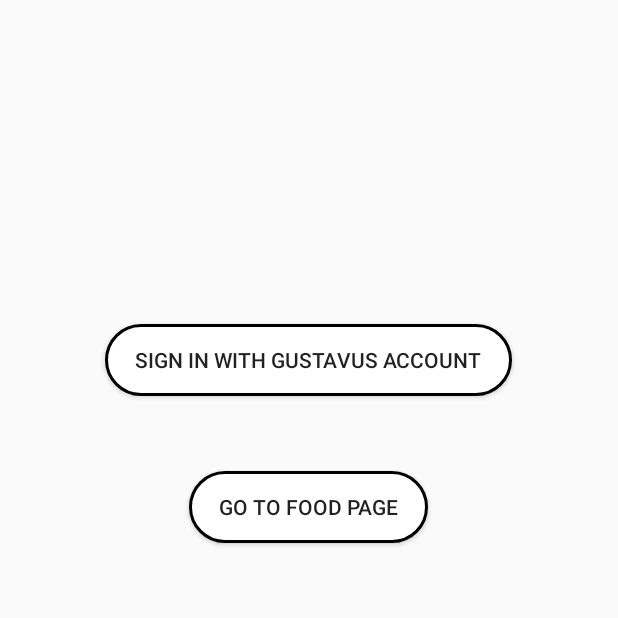
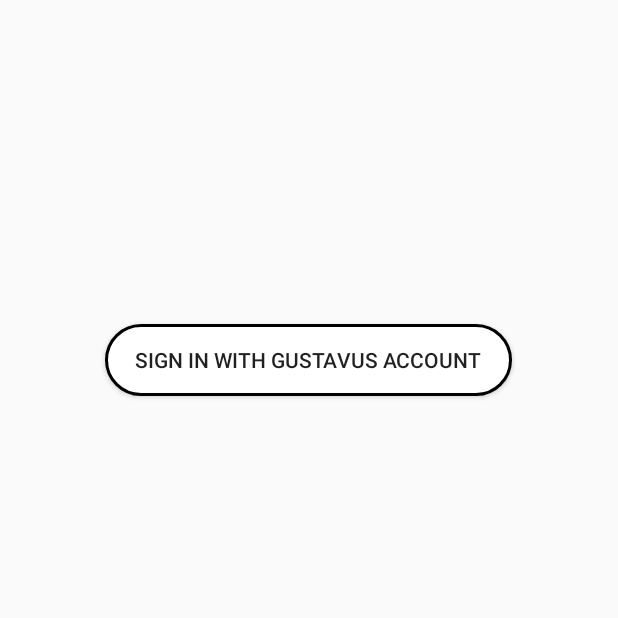
Before and after one commit to alexjohnsongac/CalorieCounterNew, an Android app built with Jetpack Compose: the screen it shows after launch (MainActivity), on a phone screen of 412 x 824 dp, the top half of it. Run offline under Robolectric (Android 15) with nearby library versions, the phone set to English and light mode, and no system bars; our stand-ins replace Firebase (no records; nobody signed in at launch, a user with empty details on screens opened directly).

Commit message:
Getting pixel art to display correct, fixing bugs with the buttons, adjusting pixel art scales, adjust button positions.
Need to do: make pixel art views dependent on streak.

```diff
--- a/app/src/main/java/com/example/caloriecounternew/MainActivity.kt
+++ b/app/src/main/java/com/example/caloriecounternew/MainActivity.kt
@@ -3,6 +3,7 @@ package com.example.caloriecounternew
 import android.content.Intent
 import android.os.Bundle
 import android.widget.Button
+import android.widget.ImageView
 import androidx.activity.ComponentActivity
 import androidx.lifecycle.lifecycleScope
 import kotlinx.coroutines.launch
@@ -21,10 +22,17 @@ class MainActivity : ComponentActivity() {
         val signOutButton: Button = findViewById(R.id.buttonSignOut)
         val goToFoodPageButton: Button = findViewById(R.id.buttonGoToFoodPage)
 
+        val eggView: ImageView = findViewById(R.id.pixelEggView)
+        val firstView: ImageView = findViewById(R.id.pixelFirstView)
+        val secondView: ImageView = findViewById(R.id.pixelSecondView)
+
+
         // Check if the user is signed in
         if (googleAuthClient.isSingedIn()) {
             signInButton.visibility = Button.GONE
             signOutButton.visibility = Button.VISIBLE
+            goToFoodPageButton.visibility = Button.VISIBLE
+            eggView.visibility = ImageView.VISIBLE
         } else {
             signInButton.visibility = Button.VISIBLE
             signOutButton.visibility = Button.GONE
@@ -38,6 +46,8 @@ class MainActivity : ComponentActivity() {
                 if(googleAuthClient.isSingedIn()) {
                     signInButton.visibility = Button.GONE
                     signOutButton.visibility = Button.VISIBLE
+                    goToFoodPageButton.visibility = Button.VISIBLE
+                    eggView.visibility = ImageView.VISIBLE
                 }
             }
         }
@@ -49,6 +59,8 @@ class MainActivity : ComponentActivity() {
                 googleAuthClient.signOut()
                 signInButton.visibility = Button.VISIBLE
                 signOutButton.visibility = Button.GONE
+                goToFoodPageButton.visibility = Button.GONE
+                eggView.visibility = ImageView.GONE
             }
         }
 
--- a/app/src/main/res/layout/activity_main.xml
+++ b/app/src/main/res/layout/activity_main.xml
@@ -21,7 +21,7 @@
         android:layout_height="wrap_content"
         android:text="@string/sign_out"
         android:layout_centerHorizontal="true"
-        android:layout_marginTop="200dp"
+        android:layout_alignParentBottom="true"
         android:visibility="gone"
         android:background="@drawable/rounded_button"/>
 
@@ -32,8 +32,46 @@
         android:layout_height="wrap_content"
         android:text="@string/Go_Food"
         android:layout_centerHorizontal="true"
-        android:layout_below="@id/buttonSignIn"
-        android:layout_marginTop="50dp"
+        android:layout_above="@id/buttonSignOut"
+        android:layout_marginBottom="64dp"
+        android:visibility="gone"
         android:background="@drawable/rounded_button"/>
 
+    <ImageView
+        android:id="@+id/pixelEggView"
+        android:layout_width="wrap_content"
+        android:layout_height="wrap_content"
+        android:scaleX="2.0"
+        android:scaleY="2.0"
+        android:src="@drawable/pixelartegg"
+        android:padding="50dp"
+        android:layout_centerHorizontal="true"
+        android:layout_centerVertical="true"
+        android:visibility="gone"/>
+
+    <ImageView
+        android:id="@+id/pixelFirstView"
+        android:layout_width="wrap_content"
+        android:layout_height="wrap_content"
+        android:scaleX="3.0"
+        android:scaleY="3.0"
+        android:src="@drawable/pixelartfirst"
+        android:padding="50dp"
+        android:layout_centerHorizontal="true"
+        android:layout_centerVertical="true"
+        android:visibility="gone"/>
+
+    <ImageView
+        android:id="@+id/pixelSecondView"
+        android:layout_width="wrap_content"
+        android:layout_height="wrap_content"
+        android:scaleX="3.0"
+        android:scaleY="3.0"
+        android:src="@drawable/pixelartsecond"
+        android:padding="50dp"
+        android:layout_centerHorizontal="true"
+        android:layout_centerVertical="true"
+        android:visibility="gone"/>
+
+
 </RelativeLayout>
```
Also changed, not shown: app/src/main/res/drawable/pixelartegg.png, app/src/main/res/drawable/pixelartfirst.png, app/src/main/res/drawable/pixelartsecond.png.
